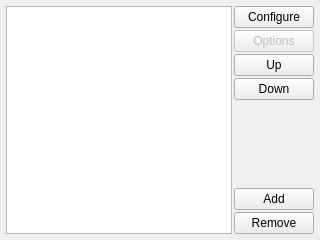
Before: the Qt Designer form ui/ChannelsWidget.ui in kipr/botui, drawn with Qt 5.
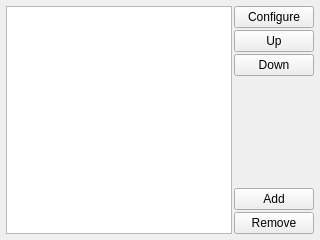
After: the same form once the commit is applied. Icons and pictures are not drawn.

Commit message: Removed channel options button for now

Patch:
```diff
--- a/ui/ChannelsWidget.ui
+++ b/ui/ChannelsWidget.ui
@@ -51,20 +51,6 @@
          </property>
         </widget>
        </item>
-       <item>
-        <widget class="QPushButton" name="options">
-         <property name="enabled">
-          <bool>false</bool>
-         </property>
-         <property name="text">
-          <string>Options</string>
-         </property>
-         <property name="icon">
-          <iconset resource="../rc/icons.qrc">
-           <normaloff>:/icons/wrench.png</normaloff>:/icons/wrench.png</iconset>
-         </property>
-        </widget>
-       </item>
        <item>
         <widget class="QPushButton" name="up">
          <property name="text">
```
The commit also changes 2 other files.
